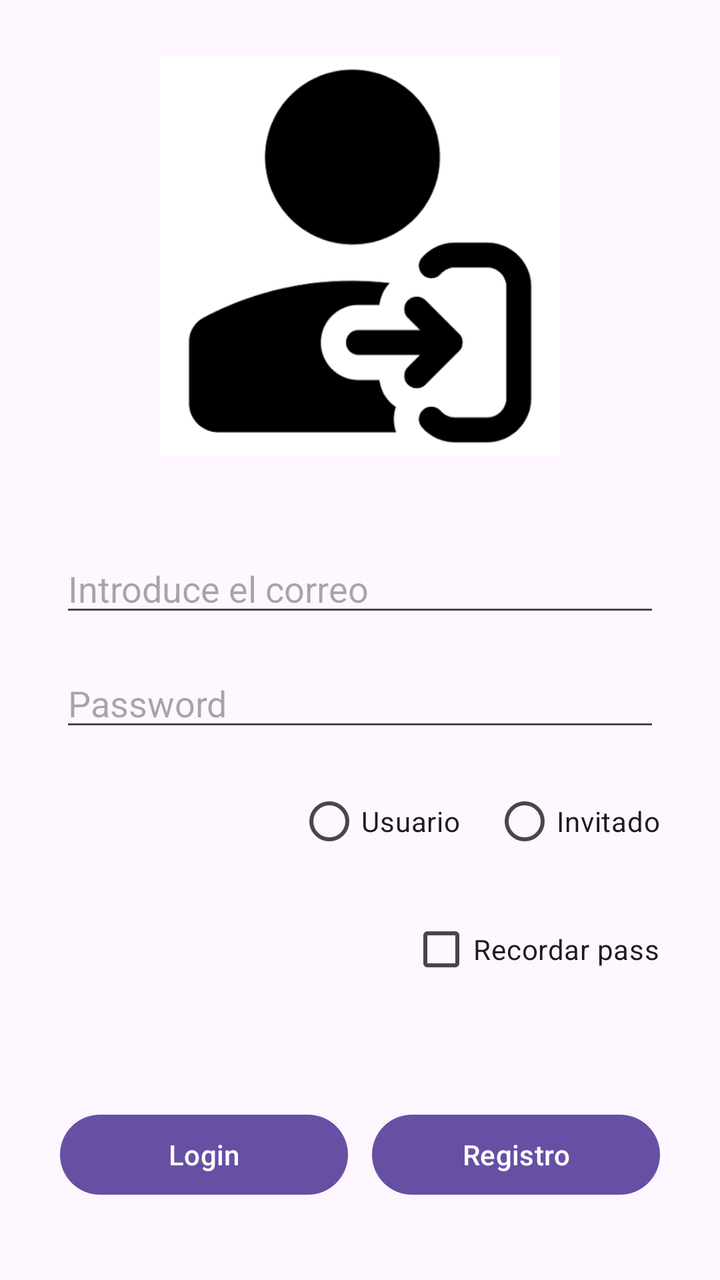
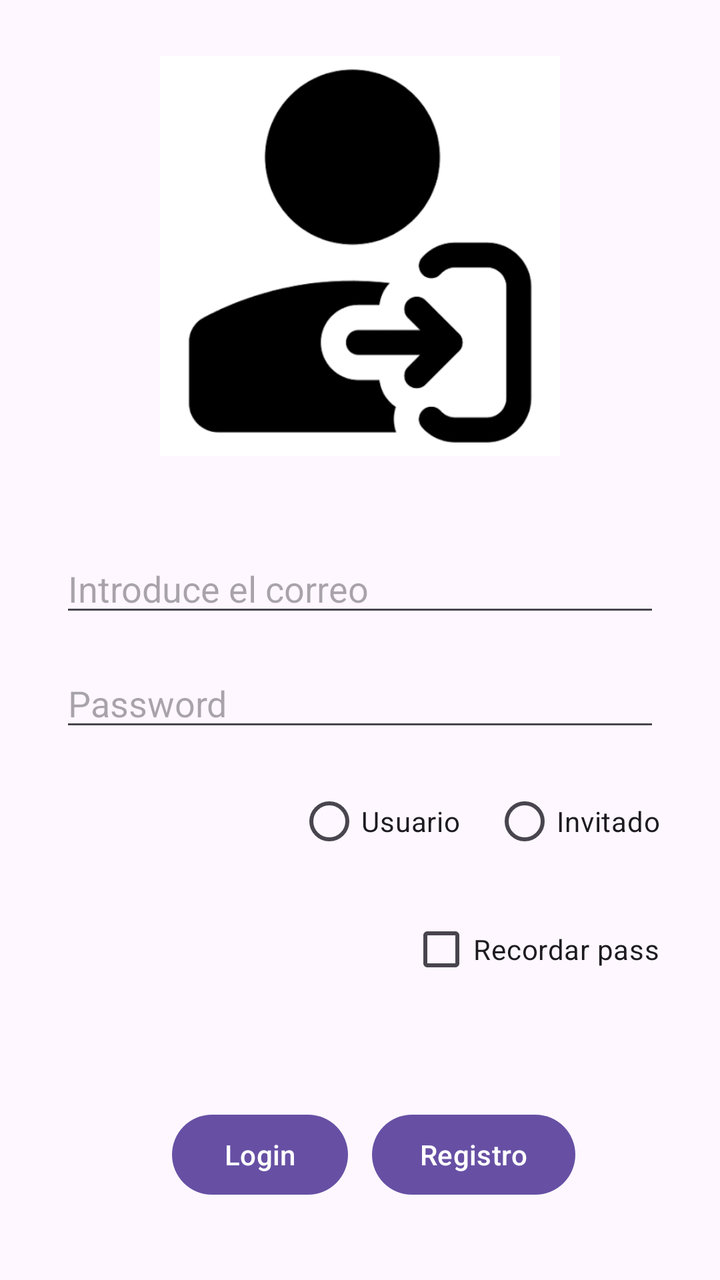

The first picture is an Android layout as it rendered before a commit; the second is the same layout after the commit. The layout source and the unified diff follow.
<!-- AndroidManifest.xml: application theme Theme.Login -->
<!-- res/layout/activity_main.xml -->
<?xml version="1.0" encoding="utf-8"?>
<androidx.constraintlayout.widget.ConstraintLayout
    xmlns:android="http://schemas.android.com/apk/res/android"
    xmlns:app="http://schemas.android.com/apk/res-auto"
    xmlns:tools="http://schemas.android.com/tools"
    android:id="@+id/main"
    android:layout_width="match_parent"
    android:layout_height="match_parent"
    tools:context=".MainActivity">


    <ImageView
        android:id="@+id/login"
        android:layout_width="300dp"
        android:layout_height="200dp"
        android:src="@drawable/foto_login"

        app:layout_constraintBottom_toTopOf="@+id/guideline3"
        app:layout_constraintEnd_toEndOf="parent"
        app:layout_constraintStart_toStartOf="parent"
        app:layout_constraintTop_toTopOf="parent" />

    <EditText
        android:layout_marginTop="16dp"
        android:id="@+id/editMail"
        android:layout_width="0dp"
        android:layout_height="wrap_content"
        android:hint="Introduce el correo"

        app:layout_constraintEnd_toEndOf="@+id/login"
        app:layout_constraintStart_toStartOf="@+id/login"
        app:layout_constraintTop_toTopOf="@+id/guideline3" />

    <EditText
        android:layout_marginTop="16dp"
        android:id="@+id/password_correo"
        android:layout_width="0dp"
        android:layout_height="wrap_content"
        android:hint="Password"

        app:layout_constraintEnd_toEndOf="@+id/editMail"
        app:layout_constraintStart_toStartOf="@+id/editMail"
        app:layout_constraintTop_toBottomOf="@+id/editMail" />


    <RadioGroup
        android:id="@+id/radioGroup"
        android:layout_width="wrap_content"
        android:layout_height="wrap_content"
        android:layout_marginTop="16dp"
        android:orientation="horizontal"
        app:layout_constraintEnd_toEndOf="@+id/password_correo"
        app:layout_constraintTop_toBottomOf="@+id/password_correo">

        <RadioButton
            android:id="@+id/radioUsuario"
            android:layout_width="wrap_content"
            android:layout_height="wrap_content"
            android:text="Usuario"

            />

        <RadioButton
            android:id="@+id/radioInvitado"
            android:layout_width="wrap_content"
            android:layout_height="wrap_content"
            android:layout_marginLeft="16dp"
            android:text="Invitado"

            />

    </RadioGroup>

    <CheckBox
        android:id="@+id/checkBox"
        android:layout_width="wrap_content"
        android:layout_height="wrap_content"
        android:layout_marginTop="16dp"
        android:text="Recordar pass"
        app:layout_constraintEnd_toEndOf="@+id/radioGroup"
        app:layout_constraintTop_toBottomOf="@+id/radioGroup" />


    <Button
        android:id="@+id/btnLogin"
        android:layout_width="0dp"
        android:layout_height="wrap_content"
        android:layout_marginRight="6dp"
        android:text="Login"

        app:layout_constraintBottom_toBottomOf="@+id/btnRegistro"
        app:layout_constraintEnd_toStartOf="@+id/guideline5"
        app:layout_constraintStart_toStartOf="@+id/password_correo"
        app:layout_constraintTop_toTopOf="@+id/btnRegistro" />


    <Button
        android:id="@+id/btnRegistro"
        android:layout_width="0dp"
        android:layout_height="wrap_content"
        android:layout_marginLeft="6dp"
        android:layout_marginTop="16dp"
        android:text="Registro"

        app:layout_constraintBottom_toBottomOf="parent"
        app:layout_constraintEnd_toEndOf="@+id/password_correo"
        app:layout_constraintStart_toStartOf="@+id/guideline5"
        app:layout_constraintTop_toBottomOf="@+id/checkBox" />


    <androidx.constraintlayout.widget.Guideline
        android:id="@+id/guideline3"
        android:layout_width="wrap_content"
        android:layout_height="wrap_content"
        android:orientation="horizontal"
        app:layout_constraintGuide_percent="0.4" />

    <androidx.constraintlayout.widget.Guideline
        android:id="@+id/guideline5"
        android:layout_width="wrap_content"
        android:layout_height="wrap_content"
        android:orientation="vertical"
        app:layout_constraintGuide_percent="0.5" />


</androidx.constraintlayout.widget.ConstraintLayout>
<!-- resources referenced by this layout -->
<resources>
  <!-- drawable foto_login: png bitmap (drawable, 5299 bytes) -->
  <style name="Theme.Login" parent="Base.Theme.Login" />
  <style name="Base.Theme.Login" parent="Theme.Material3.DayNight.NoActionBar">
          
          
      </style>
</resources>

<!-- the commit's change to res/layout/activity_main.xml (unified diff, before → after) -->
@@ -33,7 +33,7 @@
 
     <EditText
         android:layout_marginTop="16dp"
-        android:id="@+id/password_correo"
+        android:id="@+id/editPass"
         android:layout_width="0dp"
         android:layout_height="wrap_content"
         android:hint="Password"
@@ -49,8 +49,8 @@
         android:layout_height="wrap_content"
         android:layout_marginTop="16dp"
         android:orientation="horizontal"
-        app:layout_constraintEnd_toEndOf="@+id/password_correo"
-        app:layout_constraintTop_toBottomOf="@+id/password_correo">
+        app:layout_constraintEnd_toEndOf="@+id/editPass"
+        app:layout_constraintTop_toBottomOf="@+id/editPass">
 
         <RadioButton
             android:id="@+id/radioUsuario"
